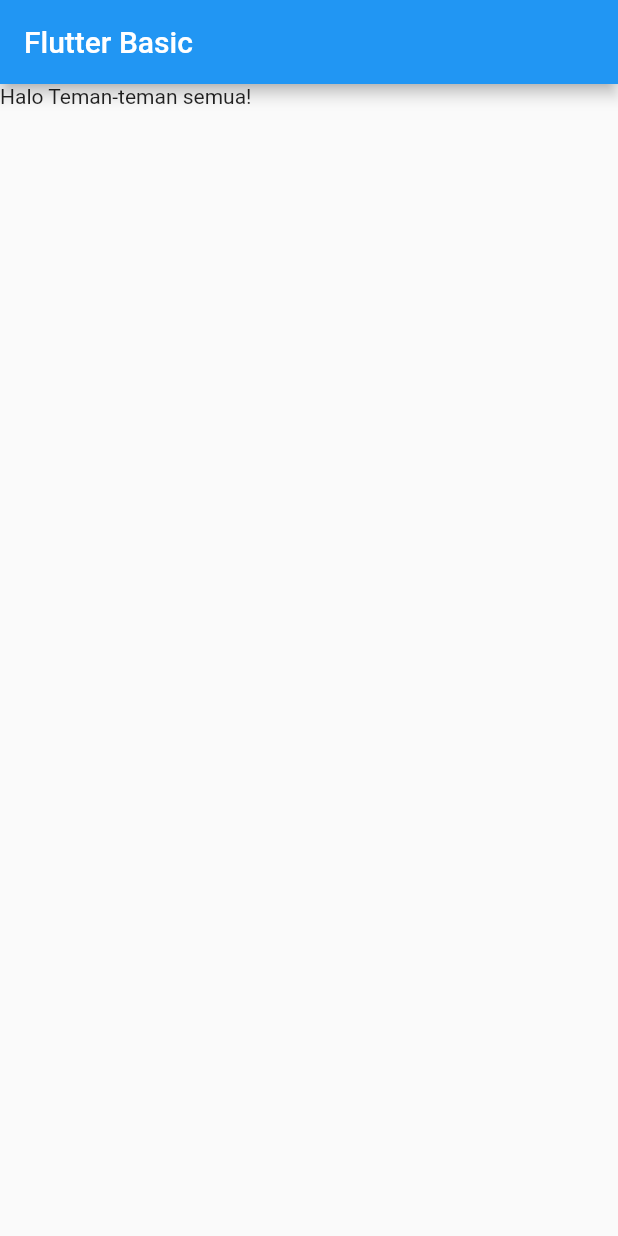
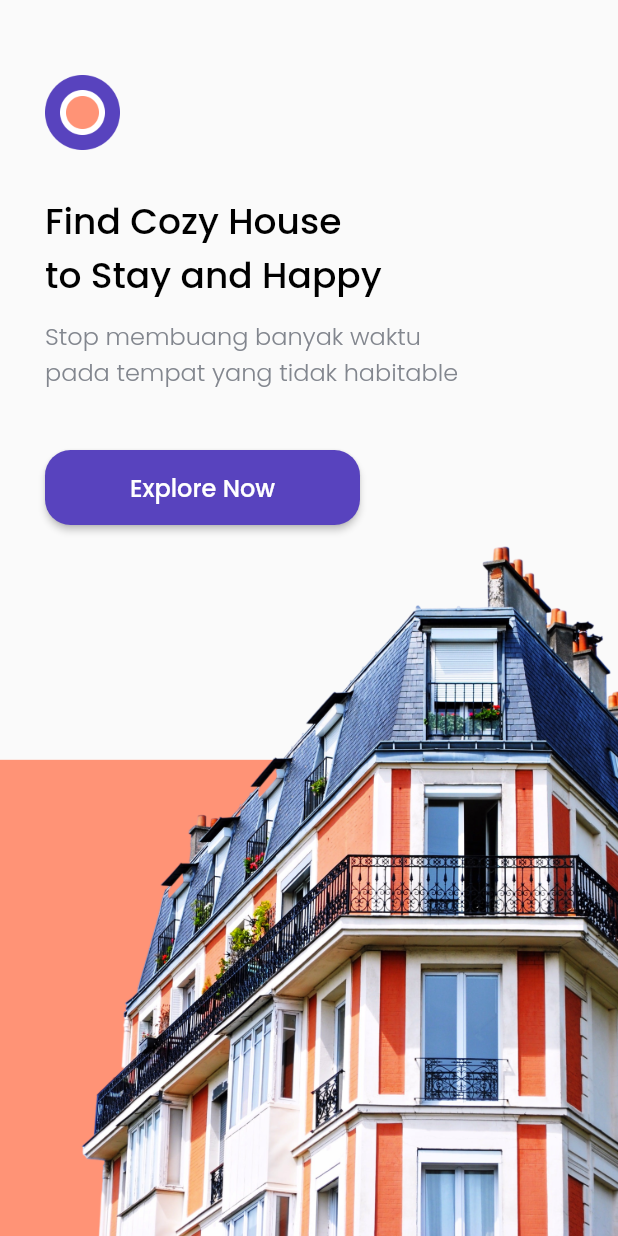
Before and after one commit to muhammadshiva/find-house-app, a Flutter app: the screen it shows after launch, on a phone screen of 412 x 824 dp. Run offline on Flutter 3.47's test engine with Material 2 defaults, Android fonts, the phone set to English and light mode, and no system bars; our stand-ins replace google_fonts.

Commit message:
Add splash screen & theme

```diff
--- a/lib/main.dart
+++ b/lib/main.dart
@@ -1,3 +1,4 @@
+import 'package:find_house_app/pages/splash_page.dart';
 import 'package:flutter/material.dart';
 
 void main() => runApp(MyApp());
@@ -6,12 +7,8 @@ class MyApp extends StatelessWidget {
   @override
   Widget build(BuildContext context) {
     return MaterialApp(
-      home: Scaffold(
-        appBar: AppBar(
-          title: Text('Flutter Basic'),
-        ),
-        body: Text('Halo Teman-teman semua!'),
-      ),
+      debugShowCheckedModeBanner: false,
+      home: SplashPage(),
     );
   }
 }
--- /dev/null
+++ b/lib/pages/splash_page.dart
@@ -0,0 +1,76 @@
+import 'package:find_house_app/theme.dart';
+import 'package:flutter/material.dart';
+
+class SplashPage extends StatelessWidget {
+  @override
+  Widget build(BuildContext context) {
+    return Scaffold(
+        body: SafeArea(
+      bottom: false,
+      child: Stack(
+        children: [
+          Align(
+              alignment: Alignment.bottomCenter,
+              child: Image.asset('assets/splash_image.png')),
+          Padding(
+            padding: EdgeInsets.only(
+              top: 50,
+              left: 30,
+            ),
+            child: Column(
+              crossAxisAlignment: CrossAxisAlignment.start,
+              children: [
+                Container(
+                  height: 50,
+                  width: 50,
+                  decoration: BoxDecoration(
+                    image: DecorationImage(
+                      image: AssetImage('assets/logo.png'),
+                    ),
+                  ),
+                ),
+                SizedBox(
+                  height: 30,
+                ),
+                Text(
+                  'Find Cozy House\nto Stay and Happy',
+                  style: blackTextStyle.copyWith(
+                    fontSize: 24,
+                  ),
+                ),
+                SizedBox(
+                  height: 10,
+                ),
+                Text(
+                  'Stop membuang banyak waktu\npada tempat yang tidak habitable',
+                  style: greyTextStyle.copyWith(
+                    fontSize: 16,
+                  ),
+                ),
+                SizedBox(
+                  height: 40,
+                ),
+                Container(
+                    width: 210,
+                    height: 50,
+                    child: RaisedButton(
+                      onPressed: () {},
+                      color: purpleColor,
+                      shape: RoundedRectangleBorder(
+                        borderRadius: BorderRadius.circular(17),
+                      ),
+                      child: Text(
+                        'Explore Now',
+                        style: whiteTextStyle.copyWith(
+                          fontSize: 16,
+                        ),
+                      ),
+                    ))
+              ],
+            ),
+          ),
+        ],
+      ),
+    ));
+  }
+}
--- /dev/null
+++ b/lib/theme.dart
@@ -0,0 +1,28 @@
+import 'package:flutter/material.dart';
+import 'package:google_fonts/google_fonts.dart';
+
+Color purpleColor = Color(0xff5843BE);
+Color orangeColor = Color(0xffFF9376);
+Color blackColor = Color(0xff000000);
+Color whiteColor = Color(0xffFFFFFF);
+Color greyColor = Color(0xff82868E);
+
+TextStyle blackTextStyle = GoogleFonts.poppins(
+  fontWeight: FontWeight.w500,
+  color: blackColor,
+);
+
+TextStyle whiteTextStyle = GoogleFonts.poppins(
+  fontWeight: FontWeight.w500,
+  color: whiteColor,
+);
+
+TextStyle greyTextStyle = GoogleFonts.poppins(
+  fontWeight: FontWeight.w300,
+  color: greyColor,
+);
+
+TextStyle purpleTextStyle = GoogleFonts.poppins(
+  fontWeight: FontWeight.w500,
+  color: purpleColor,
+);
```
